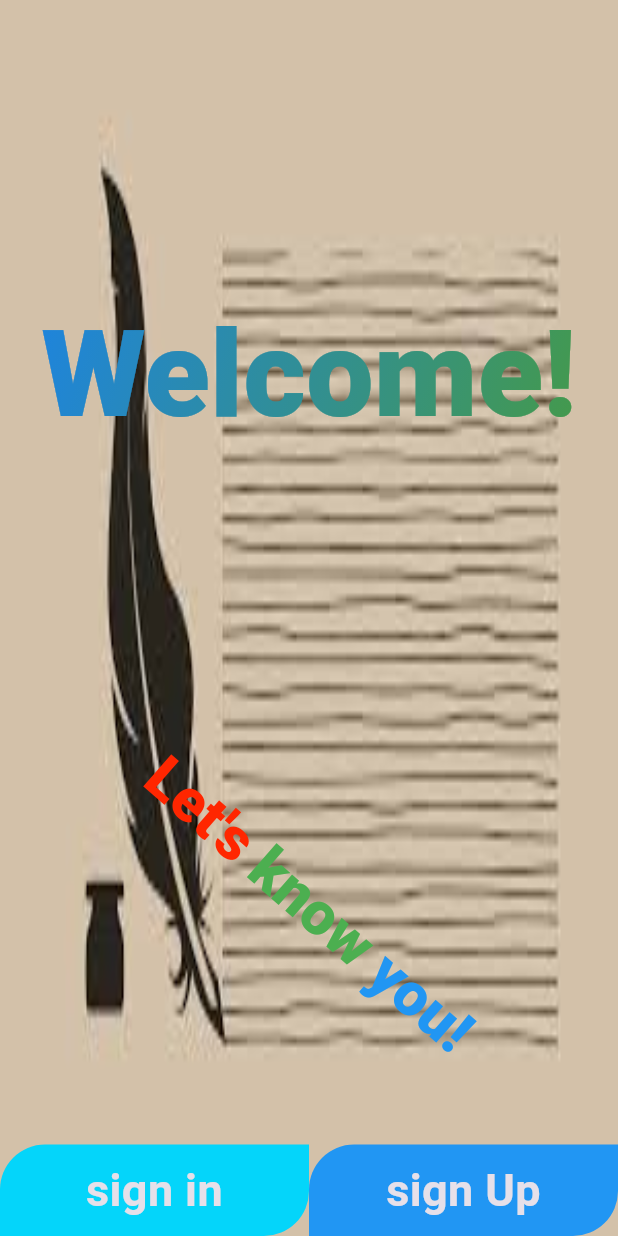
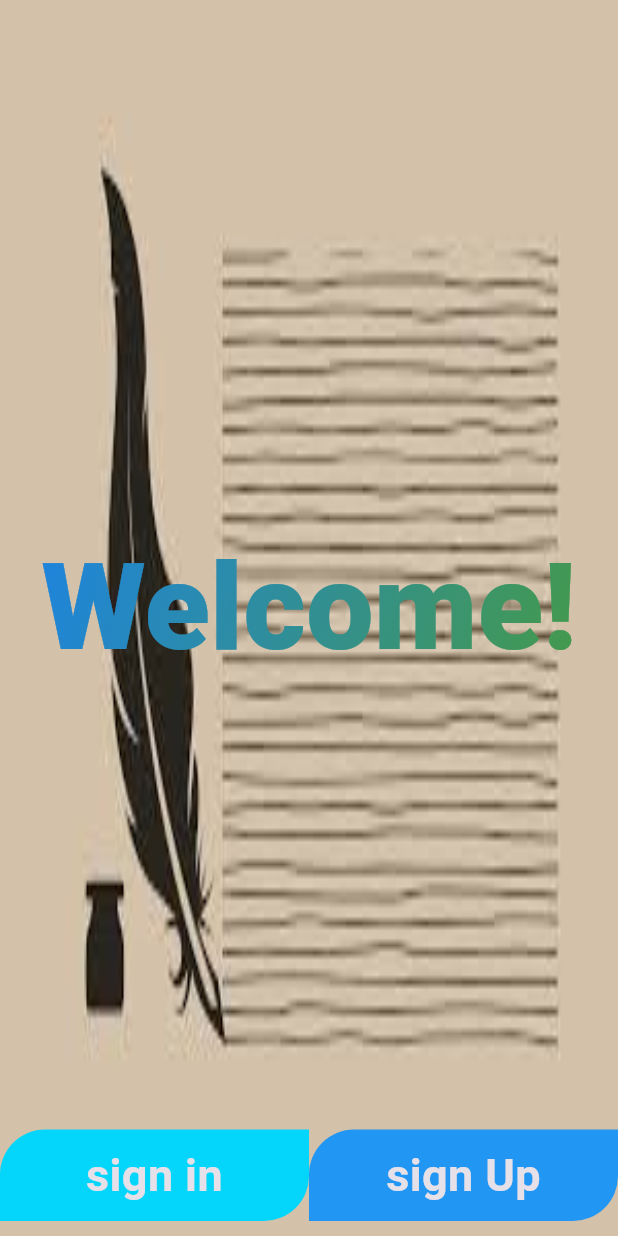
Before and after one commit to yonatannnn/flutter-poem-management-system-riverpod, a Flutter app: the screen it shows after launch, on a phone screen of 412 x 824 dp. Run offline on Flutter 3.47's test engine with Material 3 defaults, Android fonts, the phone set to English and light mode, and no system bars; our stand-ins replace google_fonts, image_picker.

```diff
--- a/poem/lib/main.dart
+++ b/poem/lib/main.dart
@@ -4,6 +4,7 @@ import 'package:poem/screens/contacts.dart';
 import 'package:poem/screens/login_page.dart';
 import 'package:poem/screens/main_page.dart';
 import 'package:poem/screens/sign_up_page.dart';
+import 'package:poem/screens/user_screen.dart';
 import 'package:poem/screens/welcome_page.dart';
 
 void main() {
@@ -25,6 +26,7 @@ class Myapp extends StatelessWidget {
         '/welcome': (context) => const Welcome(),
         '/contact': (context) => const Contact(),
         '/about': (context) => const About(),
+        '/userPage': (context) => UserApp(),
         '/mainAdminPage': (context) => const MyApp(),
       },
     );
--- a/poem/lib/screens/add_poem.dart
+++ b/poem/lib/screens/add_poem.dart
@@ -1,6 +1,6 @@
 import 'package:flutter/material.dart';
 
-import 'mixin/validator.dart';
+import '../widgets/mixin/validator.dart';
 
 class AddPoemDialog extends StatefulWidget {
   final Function(String, String, String, String) onSave;
--- a/poem/lib/screens/welcome_page.dart
+++ b/poem/lib/screens/welcome_page.dart
@@ -1,5 +1,3 @@
-import 'dart:math';
-
 import 'package:flutter/material.dart';
 import 'package:poem/screens/login_page.dart';
 import 'package:poem/screens/sign_up_page.dart';
@@ -62,41 +60,6 @@ class _WelcomeState extends State<Welcome> with SingleTickerProviderStateMixin {
                     ),
                   ),
                 ),
-                AnimatedBuilder(
-                  animation: _controller!.view,
-                  builder: (_builderContext, _child) {
-                    return Transform.rotate(
-                      angle: _controller!.value * 2 * pi,
-                      child: _child,
-                    );
-                  },
-                  child: RichText(
-                    text: const TextSpan(
-                        text: 'Let\'s ',
-                        style: TextStyle(
-                          color: Color.fromARGB(255, 255, 38, 0),
-                          fontSize: 40,
-                          fontWeight: FontWeight.w900,
-                        ),
-                        children: <TextSpan>[
-                          TextSpan(
-                            text: 'know ',
-                            style: TextStyle(
-                              color: Colors.green,
-                              fontSize: 40,
-                              fontWeight: FontWeight.w900,
-                            ),
-                          ),
-                          TextSpan(
-                              text: 'you!',
-                              style: TextStyle(
-                                color: Colors.blue,
-                                fontSize: 40,
-                                fontWeight: FontWeight.w900,
-                              ))
-                        ]),
-                  ),
-                )
               ],
             ),
           ),
@@ -121,6 +84,9 @@ class _WelcomeState extends State<Welcome> with SingleTickerProviderStateMixin {
               ),
             )
           ],
+        ),
+        const SizedBox(
+          height: 10,
         )
       ],
     );
```
Also changed, not shown: poem/lib/screens/home_page.dart (deleted, +0 -37 lines), poem/lib/screens/main_page.dart (+16 -1 lines), poem/lib/screens/sign_up_page.dart (+8 -0 lines), poem/lib/widgets/email.dart (+5 -2 lines), poem/lib/widgets/password.dart (+6 -3 lines), poem/lib/widgets/role.dart (+7 -2 lines), poem/lib/widgets/username.dart (+9 -5 lines).
